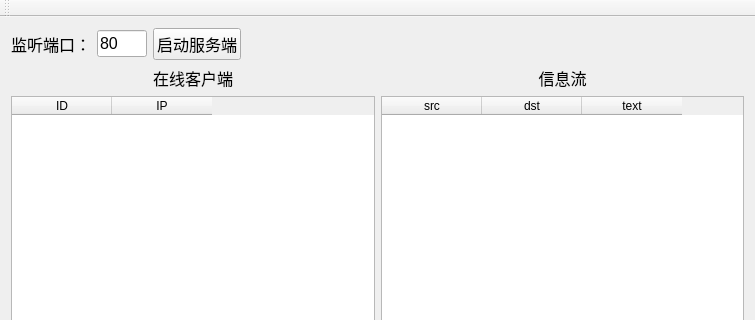
Qt form LightDetection/Server/Server.ui (myzhyu/LightDetection) before a commit; both pictures show x 0 to 755 and y 0 to 320 of the 755 by 524 pixel window.
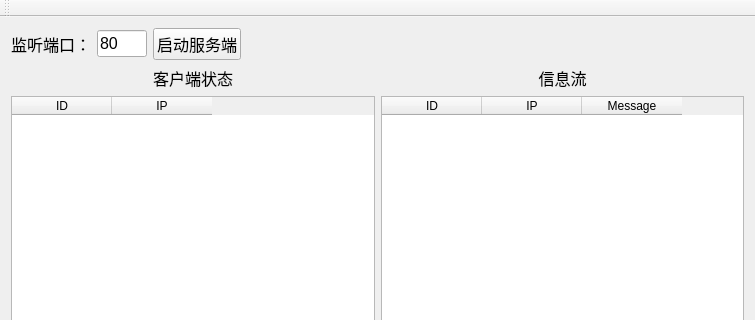
The same form after that commit.

Commit message: Mod:修改服务器端界面显示

What changed in the file:
```diff
--- a/LightDetection/Server/Server.ui
+++ b/LightDetection/Server/Server.ui
@@ -101,7 +101,7 @@
            </font>
           </property>
           <property name="text">
-           <string>在线客户端</string>
+           <string>客户端状态</string>
           </property>
           <property name="alignment">
            <set>Qt::AlignCenter</set>
@@ -148,17 +148,17 @@
          <widget class="QTableWidget" name="tableWidget">
           <column>
            <property name="text">
-            <string>src</string>
+            <string>ID</string>
            </property>
           </column>
           <column>
            <property name="text">
-            <string>dst</string>
+            <string>IP</string>
            </property>
           </column>
           <column>
            <property name="text">
-            <string>text</string>
+            <string>Message</string>
            </property>
           </column>
          </widget>
```
The commit also changes 2 other files.
